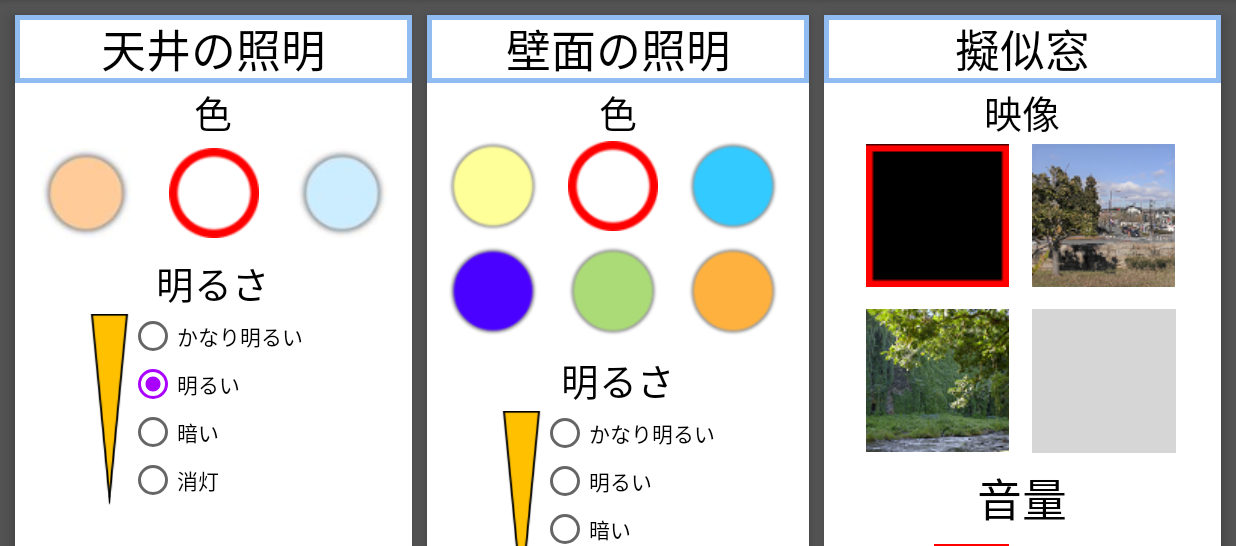
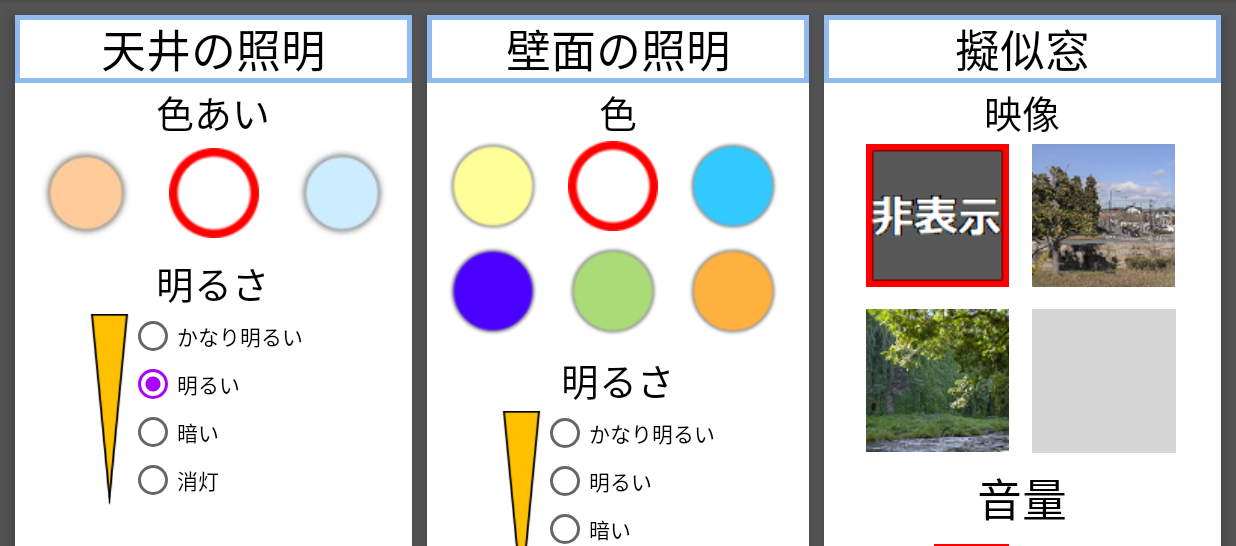
Before and after one commit to redbirdh/MClabExp2, an Android app: the screen it shows after launch (MainActivity), in the side drawer, after a tap on "環境変更", on a phone screen of 824 x 412 dp (held sideways), the part 72-618 px from its top. Run offline under Robolectric (Android 15) with nearby library versions, the phone set to English and light mode, and no system bars.

Commit message:
擬似窓アイコン変更、デフォルト画面変更

```diff
--- a/app/src/main/java/isdl/hyoneda/mc_lab_exp/MainActivity.kt
+++ b/app/src/main/java/isdl/hyoneda/mc_lab_exp/MainActivity.kt
@@ -38,7 +38,7 @@ class MainActivity : AppCompatActivity(), NavigationView.OnNavigationItemSelecte
         nav_view.setNavigationItemSelectedListener(this)
 
         // 初期画面をexp_fragmentにする
-        supportFragmentManager.beginTransaction().replace(R.id.frameLayout, ExpFragment()).commit()
+        supportFragmentManager.beginTransaction().replace(R.id.frameLayout, titleFragment()).commit()
     }
 
     override fun onBackPressed() {
@@ -54,7 +54,6 @@ class MainActivity : AppCompatActivity(), NavigationView.OnNavigationItemSelecte
         menuInflater.inflate(R.menu.main, menu)
         return true
     }
-*/
     override fun onOptionsItemSelected(item: MenuItem): Boolean {
         // Handle action bar item clicks here. The action bar will
         // automatically handle clicks on the Home/Up button, so long
@@ -64,7 +63,7 @@ class MainActivity : AppCompatActivity(), NavigationView.OnNavigationItemSelecte
             else -> return super.onOptionsItemSelected(item)
         }
     }
-
+*/
     override fun onNavigationItemSelected(item: MenuItem): Boolean {
         when (item.itemId) {
             R.id.nav_top -> {
--- a/app/src/main/res/layout/fragment_exp.xml
+++ b/app/src/main/res/layout/fragment_exp.xml
@@ -40,7 +40,7 @@
                 android:id="@+id/textView2"
                 android:layout_width="match_parent"
                 android:layout_height="wrap_content"
-                android:text="@string/exp_wall_color"
+                android:text="@string/exp_ce_color"
                 android:textAlignment="center"
                 android:textColor="@android:color/background_dark"
                 android:textSize="25sp" />
@@ -80,7 +80,7 @@
                 android:layout_width="match_parent"
                 android:layout_height="wrap_content"
                 android:paddingTop="5dp"
-                android:text="@string/exp_wall_bri"
+                android:text="@string/exp_ce_bri"
                 android:textAlignment="center"
                 android:textColor="@android:color/background_dark"
                 android:textSize="25sp" />
--- a/app/src/main/res/values/strings.xml
+++ b/app/src/main/res/values/strings.xml
@@ -12,13 +12,20 @@
     <string name="menu_exp">環境変更</string>
     <string name="menu_que">アンケート</string>
     <string name="menu_admin">管理</string>
+
     <string name="exp_title_ceiling">天井の照明</string>
     <string name="exp_title_wall">壁面の照明</string>
     <string name="exp_title_vm">擬似窓</string>
+
+    <string name="exp_ce_color">色あい</string>
+    <string name="exp_ce_bri">明るさ</string>
+
     <string name="exp_wall_color">色</string>
     <string name="exp_wall_bri">明るさ</string>
+
     <string name="exp_vm_situ">映像</string>
     <string name="exp_vm_sound">音量</string>
+
     <string name="img_description1">hoge</string>
 
     <string name="bri_high">かなり明るい</string>
```
Also changed, not shown: app/src/main/res/drawable/thumb_blank.png, app/src/main/res/drawable/thumb_blank_focus.png.
